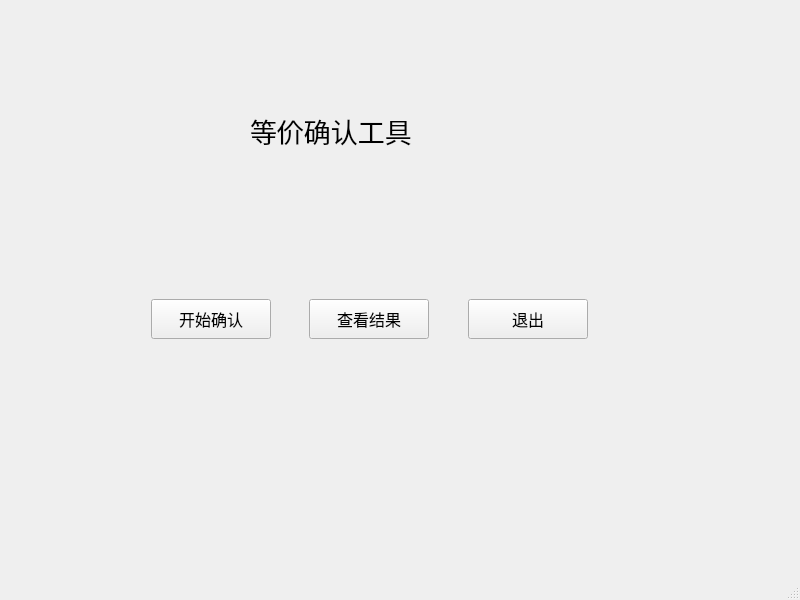
The window that mainwindow.ui (cjh-0806/NJU-SoftwareEngineering-lab5) describes before a commit, drawn with Qt 5.
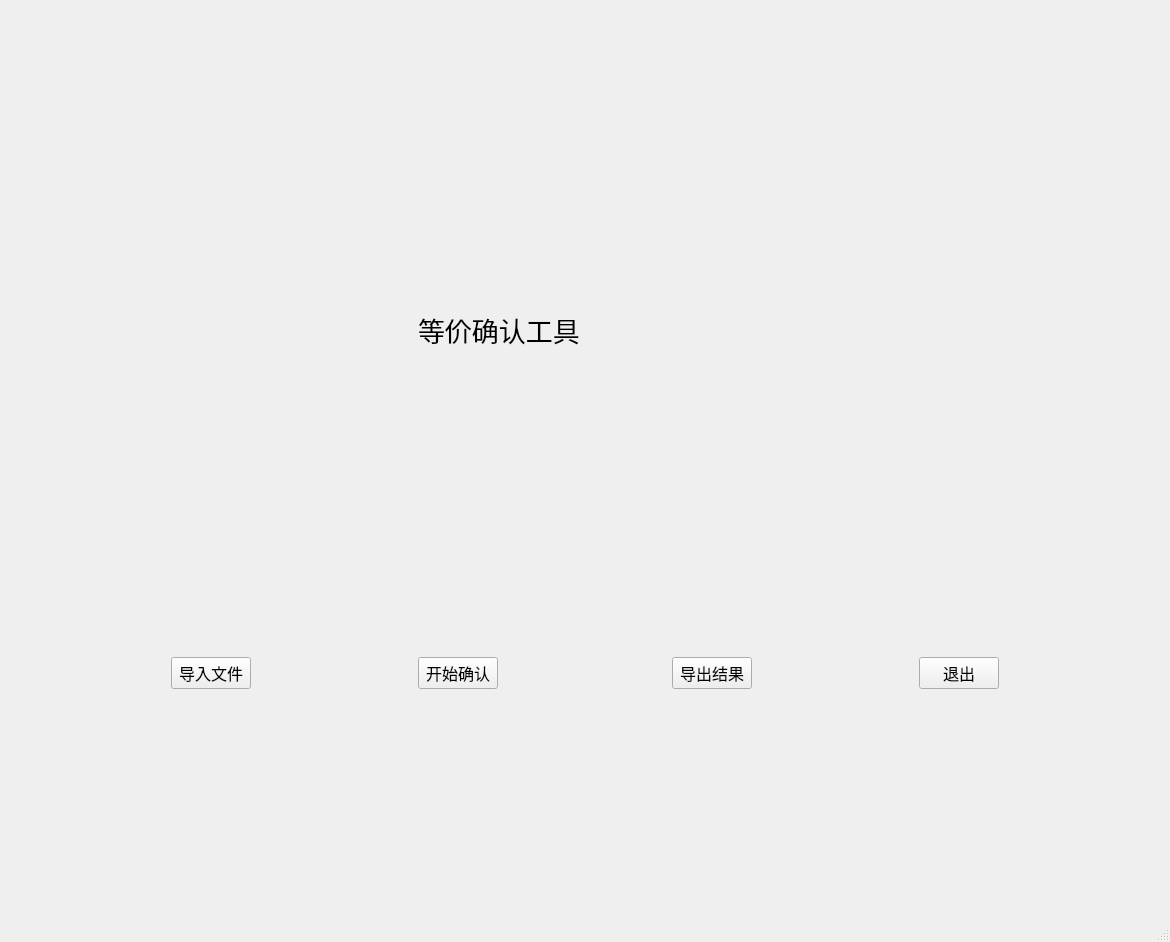
The same window after the commit.

Patch:
```diff
--- a/mainwindow.ui
+++ b/mainwindow.ui
@@ -6,43 +6,46 @@
    <rect>
     <x>0</x>
     <y>0</y>
-    <width>800</width>
-    <height>600</height>
+    <width>1170</width>
+    <height>942</height>
    </rect>
   </property>
   <property name="windowTitle">
    <string>MainWindow</string>
   </property>
   <widget class="QWidget" name="centralwidget">
-   <widget class="QPushButton" name="startButton">
-    <property name="geometry">
-     <rect>
-      <x>151</x>
-      <y>299</y>
-      <width>120</width>
-      <height>40</height>
-     </rect>
-    </property>
+   <layout class="QGridLayout" name="gridLayout">
+    <item row="1" column="1">
+     <widget class="QPushButton" name="importButton">
     <property name="font">
      <font>
+        <family>Agency FB</family>
       <pointsize>12</pointsize>
      </font>
     </property>
     <property name="text">
-     <string>开始确认</string>
-    </property>
-   </widget>
+       <string>导入文件</string>
+      </property>
+     </widget>
+    </item>
+    <item row="1" column="8">
+     <spacer name="horizontalSpacer_4">
+      <property name="orientation">
+       <enum>Qt::Horizontal</enum>
+      </property>
+      <property name="sizeHint" stdset="0">
+       <size>
+        <width>40</width>
+        <height>20</height>
+       </size>
+      </property>
+     </spacer>
+    </item>
+    <item row="1" column="7">
    <widget class="QPushButton" name="exitButton">
-    <property name="geometry">
-     <rect>
-      <x>468</x>
-      <y>299</y>
-      <width>120</width>
-      <height>40</height>
-     </rect>
-    </property>
     <property name="font">
      <font>
+        <family>Agency FB</family>
       <pointsize>12</pointsize>
      </font>
     </property>
@@ -50,17 +53,31 @@
      <string>退出</string>
     </property>
    </widget>
+    </item>
+    <item row="1" column="4">
+     <spacer name="horizontalSpacer_2">
+      <property name="orientation">
+       <enum>Qt::Horizontal</enum>
+      </property>
+      <property name="sizeHint" stdset="0">
+       <size>
+        <width>40</width>
+        <height>20</height>
+       </size>
+      </property>
+     </spacer>
+    </item>
+    <item row="0" column="3" colspan="3">
    <widget class="QLabel" name="label">
-    <property name="geometry">
-     <rect>
-      <x>250</x>
-      <y>100</y>
-      <width>251</width>
-      <height>61</height>
-     </rect>
+      <property name="maximumSize">
+       <size>
+        <width>400</width>
+        <height>200</height>
+       </size>
     </property>
     <property name="font">
      <font>
+        <family>Agency FB</family>
       <pointsize>20</pointsize>
      </font>
     </property>
@@ -68,24 +85,73 @@
      <string>等价确认工具</string>
     </property>
    </widget>
-   <widget class="QPushButton" name="viewButton">
-    <property name="geometry">
-     <rect>
-      <x>309</x>
-      <y>299</y>
-      <width>120</width>
-      <height>40</height>
-     </rect>
-    </property>
+    </item>
+    <item row="1" column="6">
+     <spacer name="horizontalSpacer_3">
+      <property name="orientation">
+       <enum>Qt::Horizontal</enum>
+      </property>
+      <property name="sizeHint" stdset="0">
+       <size>
+        <width>40</width>
+        <height>20</height>
+       </size>
+      </property>
+     </spacer>
+    </item>
+    <item row="1" column="3">
+     <widget class="QPushButton" name="startButton">
     <property name="font">
      <font>
+        <family>Agency FB</family>
       <pointsize>12</pointsize>
      </font>
     </property>
     <property name="text">
-     <string>查看结果</string>
-    </property>
-   </widget>
+       <string>开始确认</string>
+      </property>
+     </widget>
+    </item>
+    <item row="1" column="5">
+     <widget class="QPushButton" name="exportButton">
+      <property name="font">
+       <font>
+        <family>Agency FB</family>
+        <pointsize>12</pointsize>
+       </font>
+      </property>
+      <property name="text">
+       <string>导出结果</string>
+      </property>
+     </widget>
+    </item>
+    <item row="1" column="2">
+     <spacer name="horizontalSpacer">
+      <property name="orientation">
+       <enum>Qt::Horizontal</enum>
+      </property>
+      <property name="sizeHint" stdset="0">
+       <size>
+        <width>40</width>
+        <height>20</height>
+       </size>
+      </property>
+     </spacer>
+    </item>
+    <item row="1" column="0">
+     <spacer name="horizontalSpacer_5">
+      <property name="orientation">
+       <enum>Qt::Horizontal</enum>
+      </property>
+      <property name="sizeHint" stdset="0">
+       <size>
+        <width>40</width>
+        <height>20</height>
+       </size>
+      </property>
+     </spacer>
+    </item>
+   </layout>
   </widget>
   <widget class="QMenuBar" name="menubar">
    <property name="geometry">
```
Left out of the diff: 4 changed lines with no effect on the pictures. Lines whose indentation alone changed are shown as unchanged.
